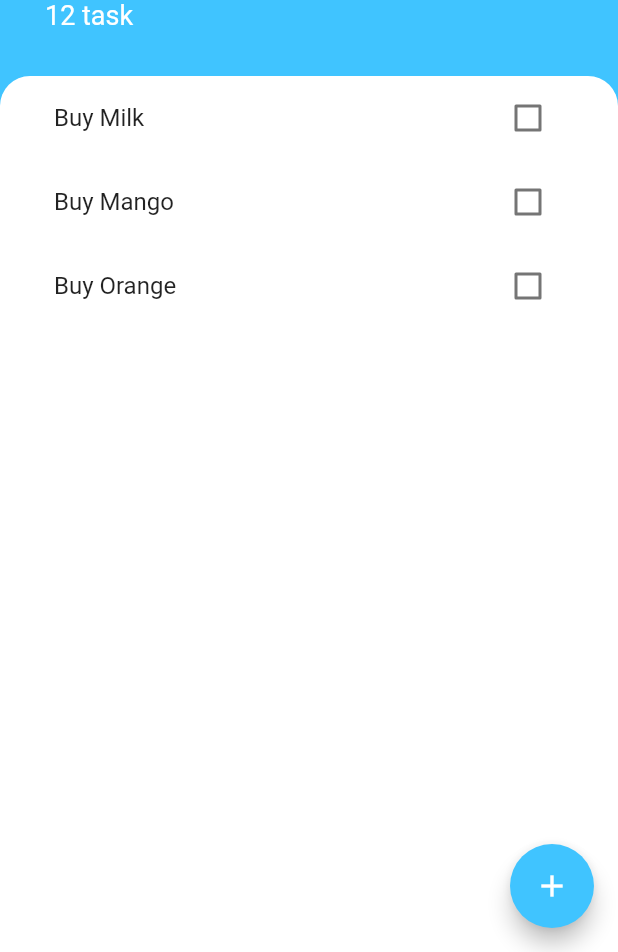
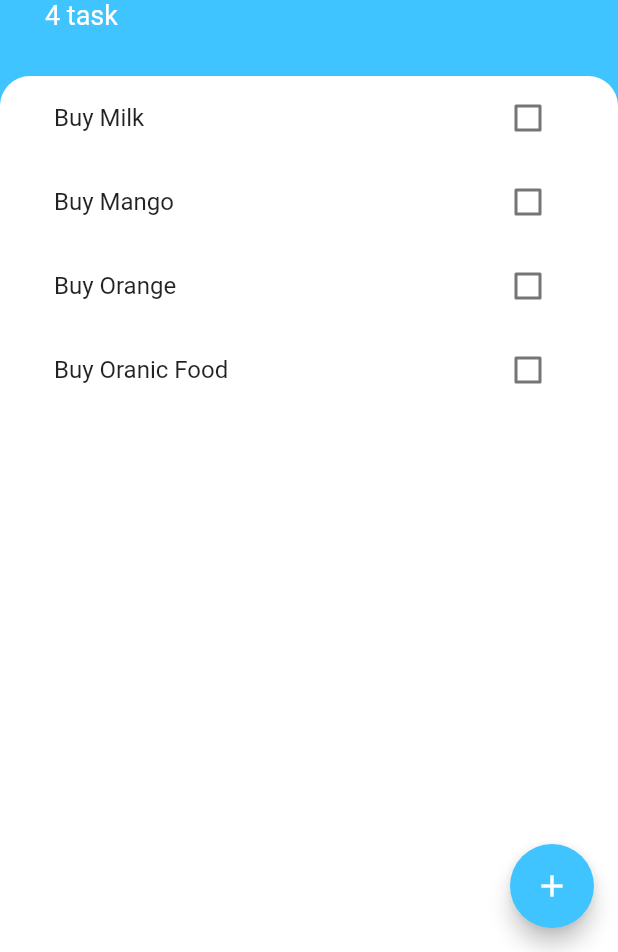
Before and after one commit to helloabhi24/todo_app, a Flutter app: the screen it shows after launch, on a phone screen of 412 x 824 dp, the part 284-1236 px from its top. Run offline on Flutter 3.47's test engine with Material 2 defaults, Android fonts, the phone set to English and light mode, and no system bars.

```diff
--- a/lib/main.dart
+++ b/lib/main.dart
@@ -1,17 +1,20 @@
 import 'package:flutter/material.dart';
+import 'package:provider/provider.dart';
 import 'package:todo_app/screens/tasksScreen.dart';
+import 'package:todo_app/models/taskData.dart';
 
 void main() {
-  runApp(const MyApp());
+  runApp(MyApp());
 }
 
 class MyApp extends StatelessWidget {
-  const MyApp({ Key? key }) : super(key: key);
-
   @override
   Widget build(BuildContext context) {
-    return MaterialApp(
-      home: TasksScreen(),
+    return ChangeNotifierProvider(
+      create: (BuildContext context) => TaskData(),
+      child: MaterialApp(
+        home: TasksScreen(),
+      ),
     );
   }
 }
--- /dev/null
+++ b/lib/models/taskData.dart
@@ -0,0 +1,12 @@
+import 'package:flutter/foundation.dart';
+import 'package:todo_app/models/tasks.dart';
+
+class TaskData extends ChangeNotifier {
+  List<Tasks> tasks = [
+    //Move tasks from task_view to tasksScreen to lifting up
+    Tasks(name: 'Buy Milk'),
+    Tasks(name: 'Buy Mango'),
+    Tasks(name: 'Buy Orange'),
+    Tasks(name: 'Buy Oranic Food')
+  ];
+}
--- a/lib/screens/add_tak.dart
+++ b/lib/screens/add_tak.dart
@@ -1,11 +1,12 @@
 import 'package:flutter/material.dart';
 
 class AddTaskScreen extends StatelessWidget {
-  final Function callBackFun; // add a callBack Function that give back value to the up level class.
+  final Function
+      callBackFun; // add a callBack Function that give back value to the up level class.
   AddTaskScreen(this.callBackFun);
   @override
   Widget build(BuildContext context) {
-    String newText = "";
+    late String newText;
     return Container(
       color: Color(0xff757575),
       child: Container(
--- a/lib/screens/tasksScreen.dart
+++ b/lib/screens/tasksScreen.dart
@@ -1,22 +1,10 @@
 import 'package:flutter/material.dart';
-import 'package:todo_app/models/tasks.dart';
-import 'package:todo_app/widgets/task_tile.dart';
 import 'package:todo_app/widgets/task_view.dart';
 import 'package:todo_app/screens/add_tak.dart';
+import 'package:provider/provider.dart';
+import 'package:todo_app/models/taskData.dart';
 
-class TasksScreen extends StatefulWidget {
-  @override
-  State<TasksScreen> createState() => _TasksScreenState();
-}
-
-class _TasksScreenState extends State<TasksScreen> {
-  List<Tasks> tasks = [
-    //Move tasks from task_view to tasksScreen to lifting up
-    Tasks(name: 'Buy Milk'),
-    Tasks(name: 'Buy Mango'),
-    Tasks(name: 'Buy Orange')
-  ];
-
+class TasksScreen extends StatelessWidget {
   @override
   Widget build(BuildContext context) {
     return Scaffold(
@@ -26,7 +14,10 @@ class _TasksScreenState extends State<TasksScreen> {
           showModalBottomSheet(
               context: context,
               builder: (context) => AddTaskScreen((newValue) {
-                    print(newValue);
+                    // setState(() {
+                    //   tasks.add(Tasks(name: newValue));
+                    // });
+                    Navigator.pop(context);
                   }));
         },
         backgroundColor: Colors.lightBlueAccent,
@@ -61,7 +52,7 @@ class _TasksScreenState extends State<TasksScreen> {
                       fontWeight: FontWeight.w700),
                 ),
                 Text(
-                  "12 task",
+                  "${Provider.of<TaskData>(context).tasks.length} task",
                   style: TextStyle(color: Colors.white, fontSize: 18.0),
                 ),
               ],
@@ -77,7 +68,7 @@ class _TasksScreenState extends State<TasksScreen> {
                   topRight: Radius.circular(20.0),
                 ),
               ),
-              child: TaskView(tasks),
+              child: TaskView(),
             ),
           )
         ],
--- a/lib/widgets/task_view.dart
+++ b/lib/widgets/task_view.dart
@@ -1,32 +1,27 @@
 import 'package:flutter/material.dart';
-import 'package:todo_app/models/tasks.dart';
+import 'package:provider/provider.dart';
+import 'package:todo_app/models/taskData.dart';
 import 'task_tile.dart';
 
-class TaskView extends StatefulWidget {
-  final List<Tasks> tasks;
-  TaskView(this.tasks);
-
-  @override
-  State<TaskView> createState() => _TaskViewState();
-}
-
-class _TaskViewState extends State<TaskView> {
+class TaskView extends StatelessWidget {
   @override
   Widget build(BuildContext context) {
     return ListView.builder(
       //listview Builder that has infinite list
       itemBuilder: (context, index) {
         return TaskTile(
-            taskTitle: widget.tasks[index].name, // this widget is use for providing values form one class to another in the state method.
-            isCheck: widget.tasks[index].isDone,
+            taskTitle: Provider.of<TaskData>(context)
+                .tasks[index]
+                .name, // this widget is use for providing values form one class to another in the state method.
+            isCheck: Provider.of<TaskData>(context).tasks[index].isDone,
             checkBoxCallBack: (bool? checkBoxState) {
               //nullSafty
-              setState(() {
-                widget.tasks[index].isDone = checkBoxState!; //nullSafty
-              });
+              // setState(() {
+              //   widget.tasks[index].isDone = checkBoxState!; //nullSafty
+              // });
             });
       },
-      itemCount: widget.tasks.length,
+      itemCount: Provider.of<TaskData>(context).tasks.length,
     );
   }
 }
--- a/pubspec.yaml
+++ b/pubspec.yaml
@@ -3,7 +3,7 @@ description: A new Flutter project.
 
 # The following line prevents the package from being accidentally published to
 # pub.dev using `flutter pub publish`. This is preferred for private packages.
-publish_to: 'none' # Remove this line if you wish to publish to pub.dev
+publish_to: "none" # Remove this line if you wish to publish to pub.dev
 
 # The following defines the version and build number for your application.
 # A version number is three numbers separated by dots, like 1.2.43
@@ -30,10 +30,10 @@ dependencies:
   flutter:
     sdk: flutter
 
-
   # The following adds the Cupertino Icons font to your application.
   # Use with the CupertinoIcons class for iOS style icons.
   cupertino_icons: ^1.0.2
+  provider: ^6.0.2
 
 dev_dependencies:
   flutter_test:
@@ -51,7 +51,6 @@ dev_dependencies:
 
 # The following section is specific to Flutter.
 flutter:
-
   # The following line ensures that the Material Icons font is
   # included with your application, so that you can use the icons in
   # the material Icons class.
```
Also changed, not shown: pubspec.lock.
